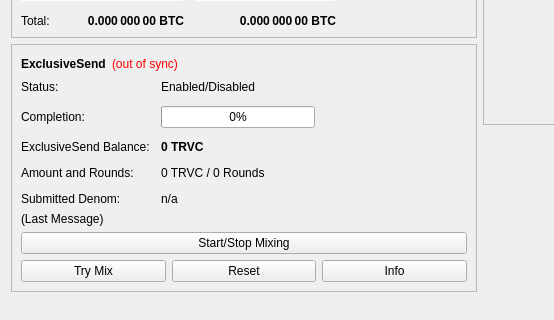
First picture: the form in src/qt/forms/overviewpage.ui, repository trivechain/trivechain-core, before the edit; both pictures show x 0 to 554 and y 178 to 498 of the 960 by 585 pixel window.
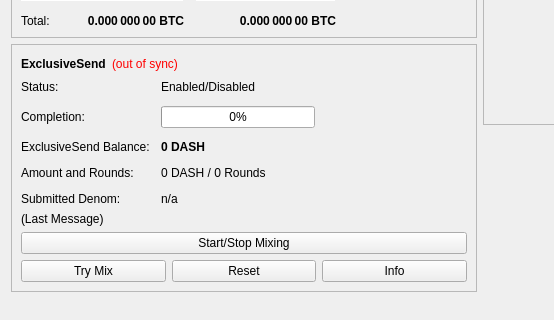
Second picture: the form after the edit.

```diff
--- a/src/qt/forms/overviewpage.ui
+++ b/src/qt/forms/overviewpage.ui
@@ -514,7 +514,7 @@
                </font>
               </property>
               <property name="text">
-               <string notr="true">0 TRVC</string>
+               <string notr="true">0 DASH</string>
               </property>
              </widget>
             </item>
@@ -528,7 +528,7 @@
             <item row="3" column="1">
              <widget class="QLabel" name="labelAmountRounds">
               <property name="text">
-               <string>0 TRVC / 0 Rounds</string>
+               <string>0 DASH / 0 Rounds</string>
               </property>
              </widget>
             </item>
```
Left out of the diff: 6 changed lines with no effect on the pictures.
